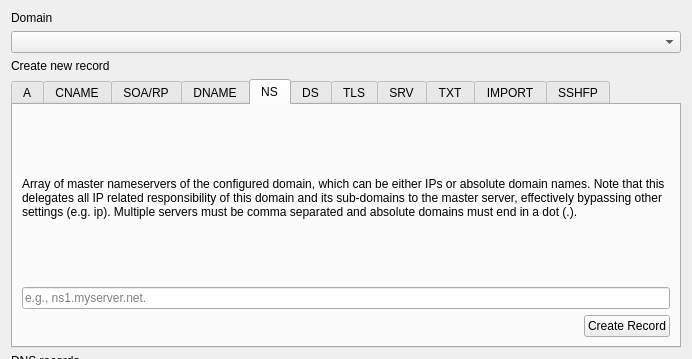
Above: src/qt/forms/dnsdialog.ui from brandonrobertz/namecoin-core before the change; both pictures show x 0 to 692 and y 0 to 359 of the 692 by 635 pixel window. Below: the same form after it.
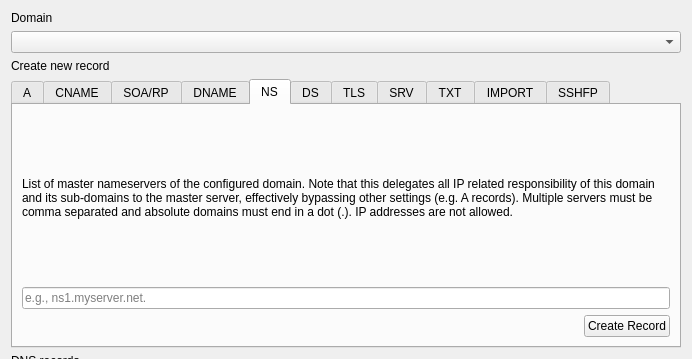
That is the form after the change. The open tabs and pages were chosen to show the change. Custom widgets are drawn as their Qt base class.

Commit message: const, fixed, add zeronet

What changed in the file:
```diff
--- a/src/qt/forms/dnsdialog.ui
+++ b/src/qt/forms/dnsdialog.ui
@@ -404,7 +404,7 @@
        <item>
         <widget class="QLabel" name="labelNSDesc">
          <property name="text">
-          <string>Array of master nameservers of the configured domain, which can be either IPs or absolute domain names. Note that this delegates all IP related responsibility of this domain and its sub-domains to the master server, effectively bypassing other settings (e.g. ip). Multiple servers must be comma separated and absolute domains must end in a dot (.).</string>
+          <string>List of master nameservers of the configured domain. Note that this delegates all IP related responsibility of this domain and its sub-domains to the master server, effectively bypassing other settings (e.g. A records). Multiple servers must be comma separated and absolute domains must end in a dot (.). IP addresses are not allowed.</string>
          </property>
          <property name="wordWrap">
           <bool>true</bool>
```
Left out of the diff: 5 changed lines with no effect on the pictures. The commit also changes 1 other file.
